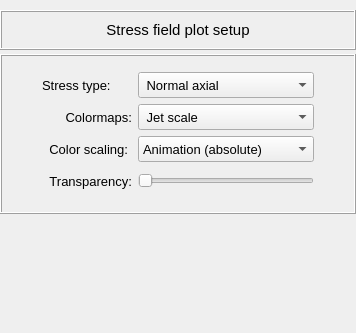
Before: the Qt Designer form pulse/interface/data/ui_files/plots/results/structural/plot_stresses_field_for_static_analysis.ui in open-pulse/OpenPulse, drawn with Qt 5.
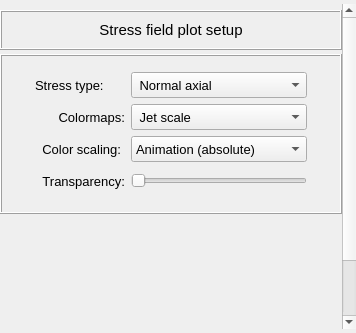
After: the same form once the commit is applied.

The edit to the form file:
```diff
--- a/pulse/interface/data/ui_files/plots/results/structural/plot_stresses_field_for_static_analysis.ui
+++ b/pulse/interface/data/ui_files/plots/results/structural/plot_stresses_field_for_static_analysis.ui
@@ -551,7 +551,7 @@
          <property name="minimumSize">
           <size>
            <width>0</width>
-           <height>60</height>
+           <height>175</height>
           </size>
          </property>
          <property name="frameShape">
```
Left out of the diff: 2 changed lines with no effect on the pictures.
